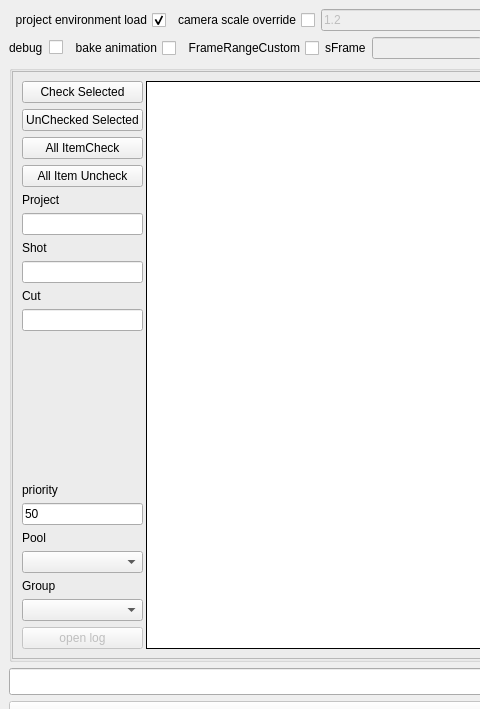
Above: pycode/Exp_gui.ui from n-designdev/ND_AssetExporter before the change; both pictures show x 0 to 480 and y 0 to 709 of the 986 by 807 pixel window. Below: the same form after it.
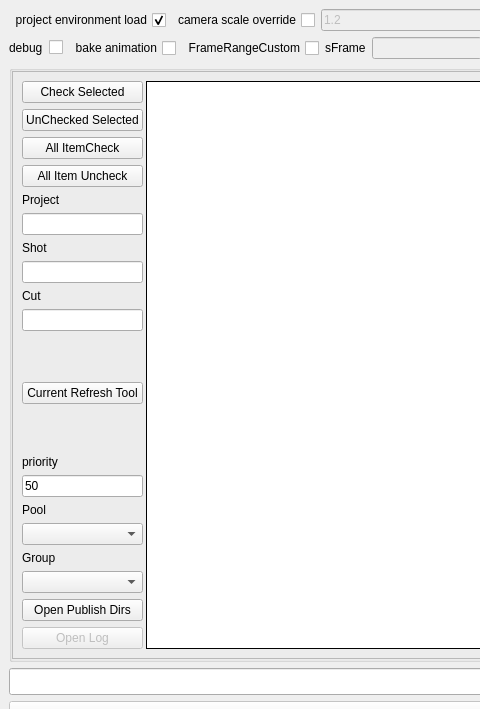
That is the form after the change. The open tabs and pages were chosen to show the change.

What changed in the file:
```diff
--- a/pycode/Exp_gui.ui
+++ b/pycode/Exp_gui.ui
@@ -593,6 +593,26 @@
                       </property>
                      </widget>
                     </item>
+                    <item>
+                     <spacer name="verticalSpacer_4">
+                      <property name="orientation">
+                       <enum>Qt::Vertical</enum>
+                      </property>
+                      <property name="sizeHint" stdset="0">
+                       <size>
+                        <width>20</width>
+                        <height>40</height>
+                       </size>
+                      </property>
+                     </spacer>
+                    </item>
+                    <item>
+                     <widget class="QPushButton" name="current_refresh_button">
+                      <property name="text">
+                       <string>Current Refresh Tool</string>
+                      </property>
+                     </widget>
+                    </item>
                     <item>
                      <spacer name="verticalSpacer_3">
                       <property name="orientation">
@@ -646,13 +666,20 @@
                     <item>
                      <widget class="QComboBox" name="grouplist"/>
                     </item>
+                    <item>
+                     <widget class="QPushButton" name="open_publish_dir_button">
+                      <property name="text">
+                       <string>Open Publish Dirs</string>
+                      </property>
+                     </widget>
+                    </item>
                     <item>
                      <widget class="QPushButton" name="open_log_button">
                       <property name="enabled">
                        <bool>false</bool>
                       </property>
                       <property name="text">
-                       <string>open log</string>
+                       <string>Open Log</string>
                       </property>
                      </widget>
                     </item>
```
Left out of the diff: 2 changed lines with no effect on the pictures.
